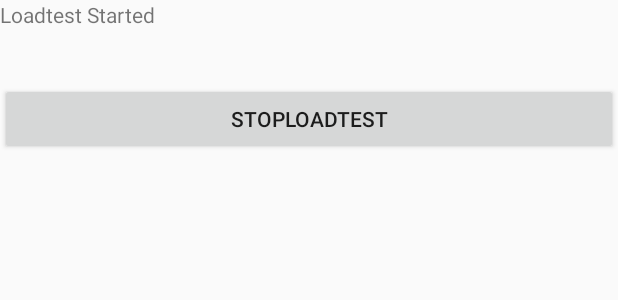
After one commit to chetank628/Myapp_Qualitykiosk, an Android app: the layout activity_stoploadtestscreen.xml on its own in the app's theme, with its tools: preview values and no code run, on a phone screen of 412 x 824 dp. The commit adds this screen. Shown: the top 300 px of the screen. Run offline under Robolectric (Android 15) with nearby library versions, the phone set to English and light mode, and no system bars.

```diff
--- a/app/build.gradle
+++ b/app/build.gradle
@@ -28,4 +28,5 @@ dependencies {
     compile 'com.android.support:design:25.3.0'
     testCompile 'junit:junit:4.12'
     compile 'com.android.support.constraint:constraint-layout:1.0.2'
+    implementation 'com.android.support.constraint:constraint-layout:1.0.2'
 }
--- a/app/src/main/java/com/qualitykiosk/myapp/Networkutil.java
+++ b/app/src/main/java/com/qualitykiosk/myapp/Networkutil.java
@@ -15,12 +15,12 @@ import java.util.Scanner;
 
 public class Networkutil {
 
-    public static URL buildUrl() {
+    public static URL buildUrl(String start, String stop) {
 
 
         URL url = null;
         try {
-            url = new URL("http://35.186.159.203:8733/IRestWCFServiceLibrary/startest/true/stoptest/false/reference/457");
+            url = new URL("http://35.186.159.203:8733/IRestWCFServiceLibrary/startest/"+start+"/stoptest/"+stop+"/reference/457");
         } catch (MalformedURLException e) {
             e.printStackTrace();
         }
--- a/app/src/main/res/layout/activity_main.xml
+++ b/app/src/main/res/layout/activity_main.xml
@@ -181,7 +181,7 @@
                     android:elevation="10dp"
 
                     android:gravity="center|right"
-                    android:text="Login"
+                    android:text="Start Loadtest"
                     android:textColor="@color/Primary"
                     android:background="@drawable/ripple_rectangle"
 
--- /dev/null
+++ b/app/src/main/res/layout/activity_stoploadtestscreen.xml
@@ -0,0 +1,35 @@
+<?xml version="1.0" encoding="utf-8"?>
+<LinearLayout xmlns:android="http://schemas.android.com/apk/res/android"
+    xmlns:app="http://schemas.android.com/apk/res-auto"
+    xmlns:tools="http://schemas.android.com/tools"
+    android:layout_width="match_parent"
+    android:layout_height="match_parent"
+    tools:context="com.qualitykiosk.myapp.Stoploadtestscreen"
+    android:orientation="vertical"
+    >
+
+
+    <TextView
+        android:id="@+id/Loadtestindicator"
+        android:layout_width="match_parent"
+        android:layout_height="30dp"
+
+
+        android:text="Loadtest Started"
+               />
+    <Button
+        android:id="@+id/Stoptest"
+        android:layout_width="match_parent"
+        android:layout_height="wrap_content"
+       android:layout_marginTop="25dp"
+        android:text="StopLoadtest"
+         />
+
+    <ProgressBar
+        android:layout_width="wrap_content"
+        android:layout_height="wrap_content"
+        android:id="@+id/loadstop"
+        android:layout_gravity="center"
+        android:paddingTop="50dp"
+    android:visibility="invisible"/>
+</LinearLayout>
```
Also changed, not shown: app/src/main/AndroidManifest.xml (+37 -15 lines), app/src/main/java/com/qualitykiosk/myapp/MainActivity.java (+21 -3 lines), app/src/main/java/com/qualitykiosk/myapp/Stoploadtestscreen.java (added, +96 -0 lines), app/src/main/java/com/qualitykiosk/myapp/Voicecommand.java (added, +90 -0 lines), app/src/main/res/layout/activity_voicecommand.xml (added, +9 -0 lines).
